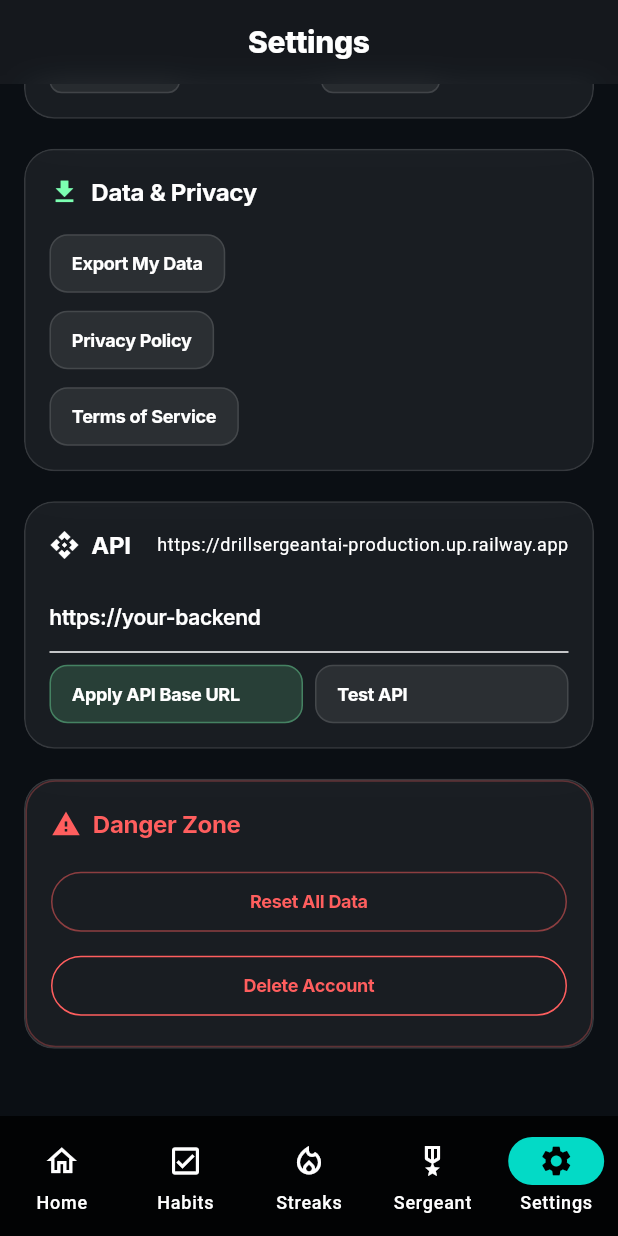
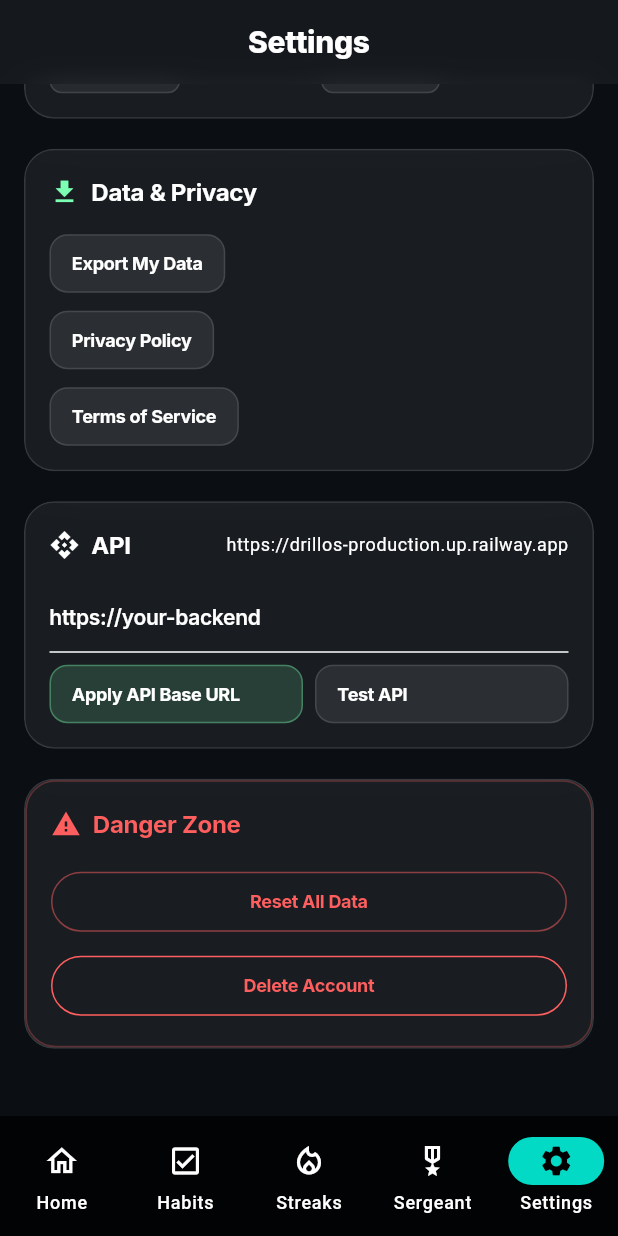
Before and after one commit to stossthegreat/Drillos, a Flutter app: the SettingsScreen screen opened by its route, scrolled down 1152 dp, on a phone screen of 412 x 824 dp. Run offline on Flutter 3.47's test engine with Material 3 defaults, Android fonts, the phone set to English and light mode, and no system bars; our stand-ins replace audioplayers, go_router, google_fonts, shared_preferences; accounts and stored records are empty; network calls fail.

Commit message:
Fix: Update production API URL to drillos-production (#12)
Co-authored-by: Cursor Agent <cursoragent@cursor.com>
Co-authored-by: peekasolana <peekasolana@gmail.com>

```diff
--- a/lib/main.dart
+++ b/lib/main.dart
@@ -24,7 +24,7 @@ void main() {
 
   // Override with production URL (this will be overridden by environment variable if provided)
   if (apiUrl.isEmpty) {
-  apiClient.setBaseUrl('https://drillsergeantai-production.up.railway.app');
+  apiClient.setBaseUrl('https://drillos-production.up.railway.app');
   } else {
     apiClient.setBaseUrl(apiUrl);
   }
--- a/lib/services/api_client.dart
+++ b/lib/services/api_client.dart
@@ -6,7 +6,7 @@ class ApiClient {
   String? _authToken;
 
   ApiClient({String? baseUrl})
-      : baseUrl = baseUrl ?? const String.fromEnvironment('API_BASE_URL', defaultValue: 'https://drillsergeantai-production.up.railway.app');
+      : baseUrl = baseUrl ?? const String.fromEnvironment('API_BASE_URL', defaultValue: 'https://drillos-production.up.railway.app');
 
   void setAuthToken(String token) {
     _authToken = token;
```
